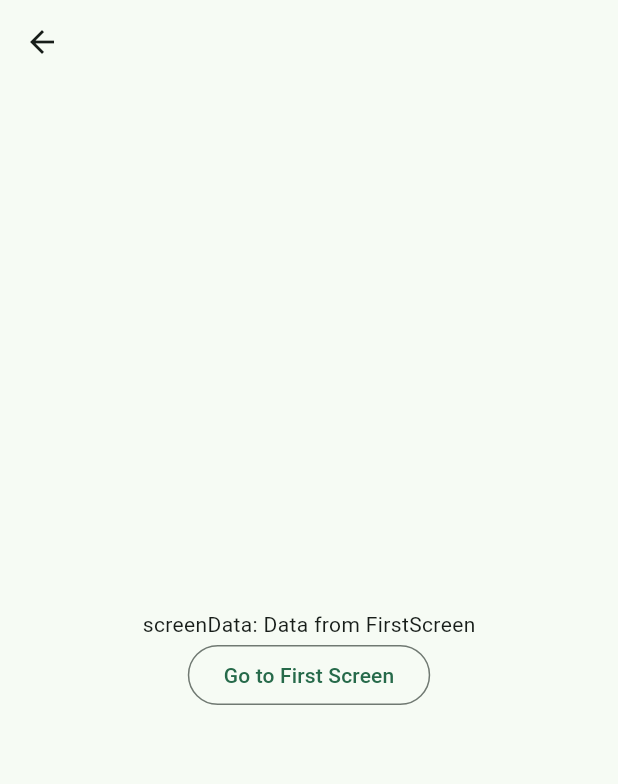
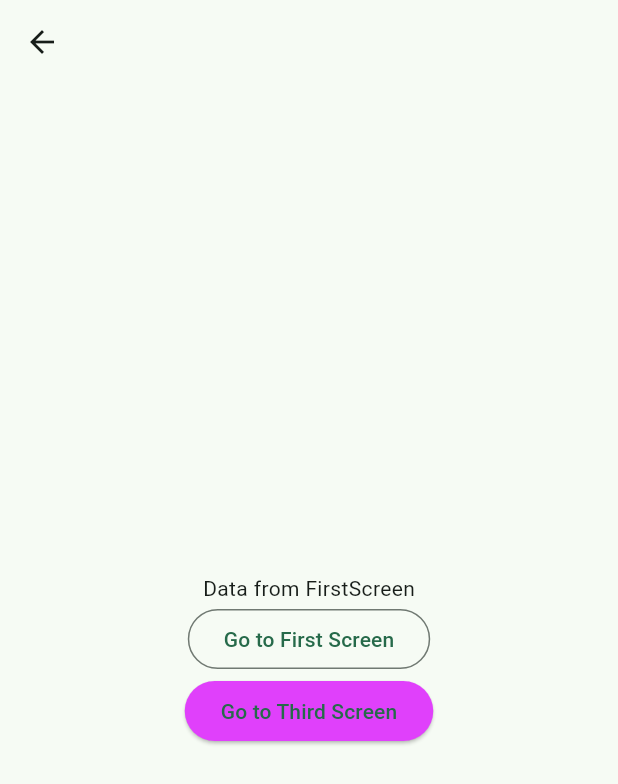
Before and after one commit to soyoon0309/Study-Flutter, a Flutter app: the SecondScreen screen opened directly, on a phone screen of 412 x 824 dp. Shown: the top 784 px of the screen. Run offline on Flutter 3.47's test engine with Material 3 defaults, Android fonts, the light colour scheme and no system bars.

Commit message:
화면 전환 데이터 전달 심화
Third_screen을 생성하여 second에서 받았던 data에 추가로 더 데이터를 합쳐서 전달하는 시스템 구현

```diff
--- a/flutter_basic_01/flutter_basic_01/lib/screens/second_screen.dart
+++ b/flutter_basic_01/flutter_basic_01/lib/screens/second_screen.dart
@@ -1,5 +1,6 @@
 //lib/screens.second_screen.dart
 import 'package:flutter/material.dart';
+import 'package:flutter_basic_01/screens/third_screen.dart';
 
 class SecondScreen extends StatelessWidget{
   final String screenData;
@@ -12,10 +13,16 @@ class SecondScreen extends StatelessWidget{
         child: Column(
           mainAxisAlignment: MainAxisAlignment.center,
           children: [
-            Text('screenData: ' + screenData),
+            Text(screenData),
             OutlinedButton(onPressed: () {
               Navigator.of(context).pop();  //뒤로가기 기능
-            }, child: Text('Go to First Screen'))
+            }, child: Text('Go to First Screen')),
+            ElevatedButton(style: ElevatedButton.styleFrom(backgroundColor: Colors.purpleAccent),
+              onPressed: (){
+                Navigator.of(context).push(
+                  MaterialPageRoute(builder: (BuildContext context) => ThirdScreen(screenData: 'Data from Second Screen\n' + screenData))
+                );
+              }, child: Text('Go to Third Screen'))
           ],
         ),
       ),
```
Also changed, not shown: flutter_basic_01/flutter_basic_01/lib/screens/third_screen.dart (added, +24 -0 lines).
